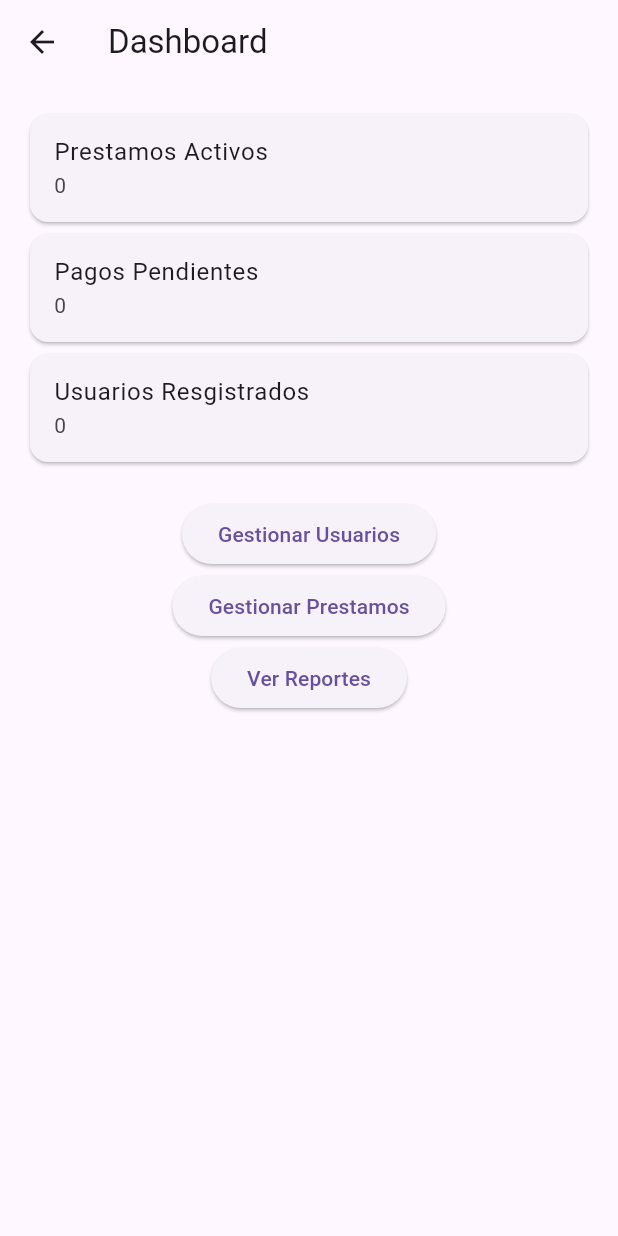
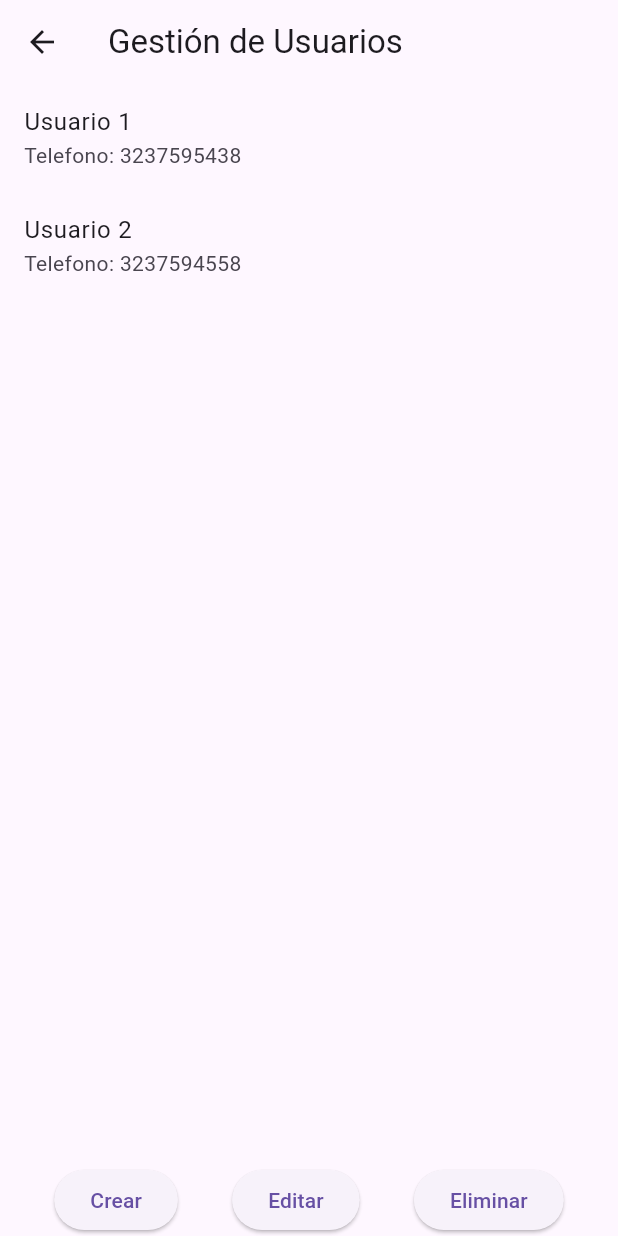
Before and after one commit to ChaloBuitrago/money_admin_new, a Flutter app: the DashboardScreen screen opened by its route, after a tap on "Gestionar Usuarios", on a phone screen of 412 x 824 dp. Run offline on Flutter 3.47's test engine with Material 3 defaults, Android fonts, the phone set to English and light mode, and no system bars; our stand-ins replace permission_handler, sqflite; missing offline and left inert: flutter_sms; accounts and stored records are empty.

Commit message:
"Fase 3: Pantalla UserManagementScreen con placeholder CRUD"

```diff
--- a/lib/main.dart
+++ b/lib/main.dart
@@ -4,7 +4,7 @@ import 'package:flutter/material.dart';
 import 'services/sms_service.dart';
 import 'screens/login_screen.dart';
 import 'screens/dashboard_screen.dart';
-import 'models/user.dart';
+import 'screens/user_management_screen.dart';
 
 void main() {
   runApp(MyApp());
@@ -21,7 +21,7 @@ class MyApp extends StatelessWidget {
       routes: {
         '/login': (context) => const LoginScreen(),
         '/dashboard': (context) => const DashboardScreen(),
-        // '/users': (context) => const UserManagementScreen(),
+        '/users': (context) => const UserManagementScreen(),
 
       },
     );
--- /dev/null
+++ b/lib/screens/user_management_screen.dart
@@ -0,0 +1,62 @@
+import 'package:flutter/material.dart';
+
+class UserManagementScreen extends StatelessWidget {
+  const UserManagementScreen({super.key});
+
+  @override
+  Widget build(BuildContext context) {
+    return Scaffold(
+      appBar: AppBar(title: const Text("Gestión de Usuarios")),
+      body: Column(
+        children: [
+          Expanded(child: ListView(
+            children: const [
+              ListTile(
+                title: Text("Usuario 1"),
+                subtitle: Text("Telefono: 3237595438"),
+              ),
+              ListTile(
+                title: Text("Usuario 2"),
+                subtitle: Text("Telefono: 3237594558"),
+              ),
+            ],
+          ),
+          ),
+          const SizedBox(height: 20),
+          Row(
+            mainAxisAlignment: MainAxisAlignment.spaceEvenly,
+            children: [
+              ElevatedButton(
+                  onPressed: () {
+                    // Lógica para agregar usuario
+                  ScaffoldMessenger.of(context).showSnackBar(
+                    const SnackBar(content: Text("Crear Usuario")),
+                  );
+                  },
+                  child: const Text("Crear"),
+              ),
+              ElevatedButton(
+                  onPressed: () {
+                    // Lógica para editar usuario
+                  ScaffoldMessenger.of(context).showSnackBar(
+                    const SnackBar(content: Text("Editar Usuario")),
+                  );
+                  },
+                  child: const Text("Editar"),
+              ),
+              ElevatedButton(
+                  onPressed: () {
+                    // Lógica para eliminar usuario
+                  ScaffoldMessenger.of(context).showSnackBar(
+                    const SnackBar(content: Text("Eliminar Usuario")),
+                  );
+                  },
+                  child: const Text("Eliminar"),
+              ),
+            ],
+          )
+        ]
+      ),
+    );
+  }
+}
```
